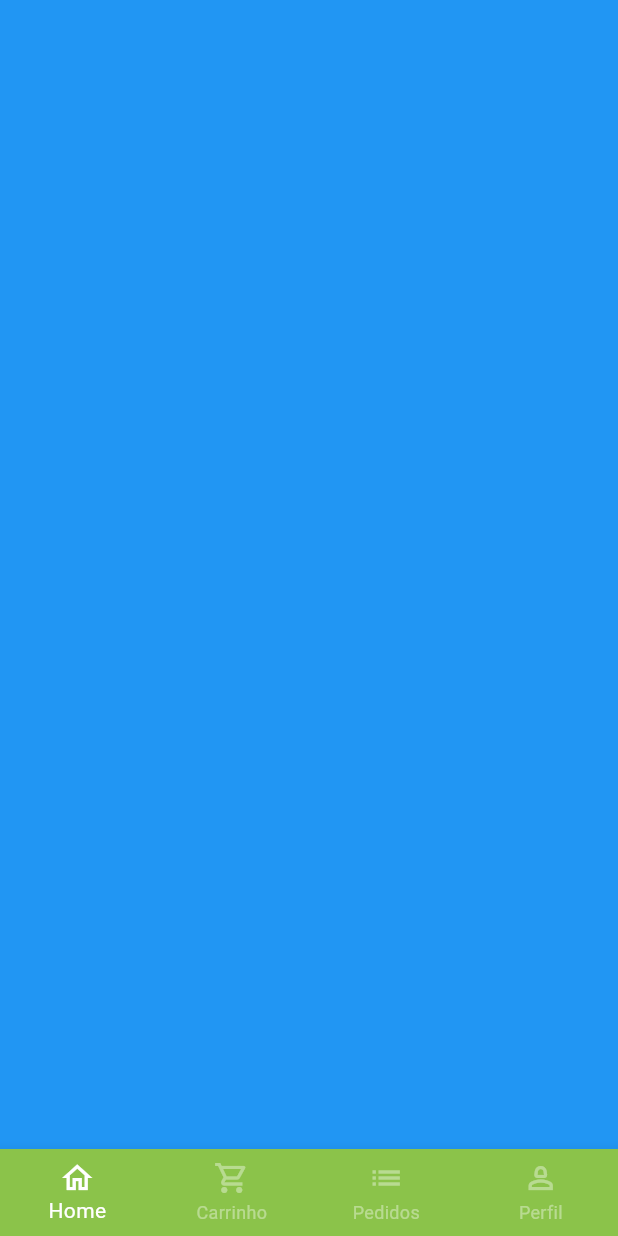
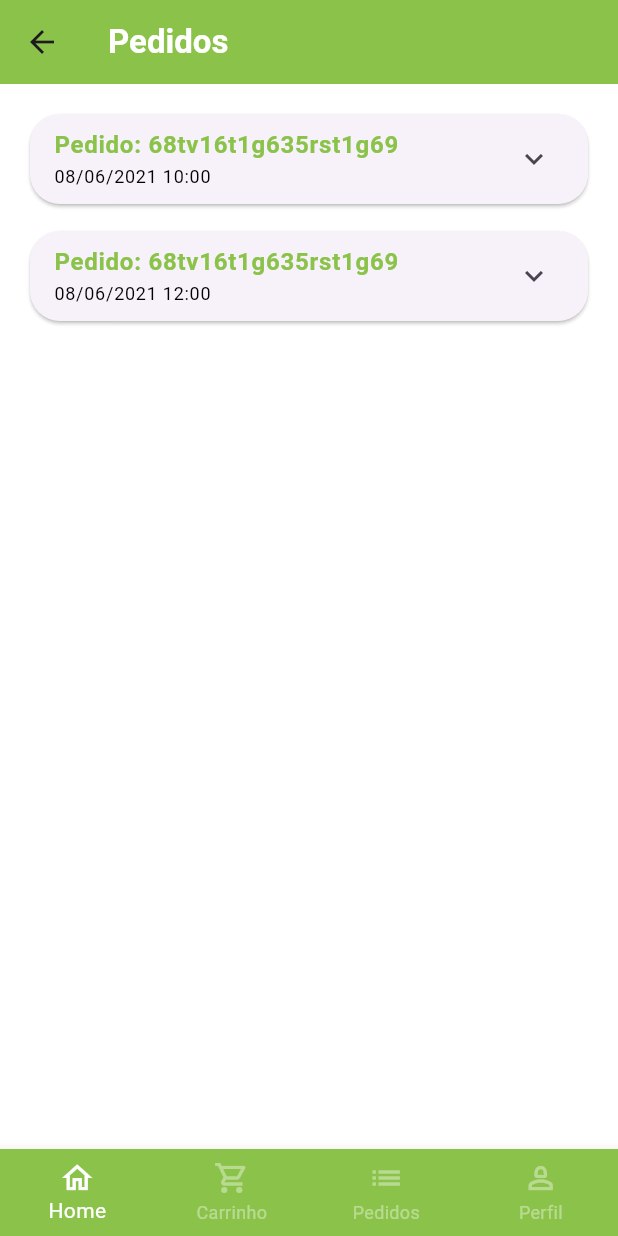
Before and after one commit to lucasgcsousa/greengrocer, a Flutter app: the BaseScreen screen opened directly, swiped to page 3, on a phone screen of 412 x 824 dp. Run offline on Flutter 3.47's test engine with Material 3 defaults, Android fonts, the phone set to English and light mode, and no system bars; our stand-ins replace animated_text_kit, mask_text_input_formatter.

Commit message:
Tela de Pedidos

```diff
--- a/lib/src/config/app_data.dart
+++ b/lib/src/config/app_data.dart
@@ -1,6 +1,7 @@
 
 import 'package:greengrocer/src/models/cart_item_model.dart';
 import 'package:greengrocer/src/models/item_model.dart';
+import 'package:greengrocer/src/models/order_model.dart';
 import 'package:greengrocer/src/models/user_model.dart';
 
 ItemModel apple = ItemModel(
@@ -101,3 +102,62 @@
     name: 'Lucas',
     password: '123456l',
     );
+
+    List<OrderModel> orders = [
+
+      //Pedido 01
+      OrderModel(
+        copyAndPaste: 'trgb681gt68g196t81bv96',
+        createdDateTime: DateTime.parse(
+          '2021-06-08 10:00:10.458',
+          ),
+        overdueDateTime: DateTime.parse(
+          '2021-06-08 11:00:10.458',
+          ),
+        id: '68tv16t1g635rst1g69',
+        status: 'pending_payment',
+        total: 11.0,
+        items: [
+          CartItemModel(
+            item: apple,
+            quantity: 3,
+          ),
+           CartItemModel(
+            item: mango,
+            quantity: 2,
+          ),
+           CartItemModel(
+            item: guava,
+            quantity: 4,
+          ),
+           CartItemModel(
+            item: grape,
+            quantity: 1,
+          ),
+        ],
+      ),
+
+      //Pedido 02
+      OrderModel(
+        copyAndPaste: 'trgb681gt68g196t81bv96',
+        createdDateTime: DateTime.parse(
+          '2021-06-08 12:00:10.458',
+          ),
+        overdueDateTime: DateTime.parse(
+          '2021-06-08 13:00:10.458',
+          ),
+        id: '68tv16t1g635rst1g69',
+        status: 'refunded',
+        total: 11.0,
+        items: [
+          CartItemModel(
+            item: kiwi,
+            quantity: 5,
+          ),
+           CartItemModel(
+            item: papaya,
+            quantity: 2,
+          ),
+        ],
+      ),
+    ];
--- /dev/null
+++ b/lib/src/models/order_model.dart
@@ -0,0 +1,22 @@
+import 'package:greengrocer/src/models/cart_item_model.dart';
+
+class OrderModel {
+
+  String id;
+  DateTime createdDateTime;
+  DateTime overdueDateTime;
+  List<CartItemModel> items;
+  String status;
+  String copyAndPaste;
+  double total;
+
+  OrderModel({
+    required this.copyAndPaste,
+    required this.createdDateTime,
+    required this.id,
+    required this.items,
+    required this.overdueDateTime,
+    required this.status,
+    required this.total,
+  });
+}
--- a/lib/src/pages/base/base_screen.dart
+++ b/lib/src/pages/base/base_screen.dart
@@ -2,6 +2,7 @@
 import 'package:greengrocer/src/config/custom_colors.dart';
 import 'package:greengrocer/src/pages/cart/cart_tab.dart';
 import 'package:greengrocer/src/pages/home/home_tab.dart';
+import 'package:greengrocer/src/pages/orders/orders_tab.dart';
 import 'package:greengrocer/src/pages/profile/profile_tab.dart';
 
 class BaseScreen extends StatefulWidget {
@@ -22,11 +23,11 @@
       body: PageView(
         physics: const NeverScrollableScrollPhysics(),
         controller: pageController,
-        children: [
-          const HomeTab(),
-          const CartTab(),
-          Container(color: Colors.blue,),
-          const ProfileTab(),
+        children: const [
+          HomeTab(),
+          CartTab(),
+          OrdersTab(),
+          ProfileTab(),
         ],
       ),
       bottomNavigationBar: BottomNavigationBar(
--- a/lib/src/pages/common_widgets/quantity_widget.dart
+++ b/lib/src/pages/common_widgets/quantity_widget.dart
@@ -83,7 +83,6 @@
   final VoidCallback onPressed;
 
   const _QuantityButton({
-    super.key,
     required this.color,
     required this.icon,
     required this.onPressed,
--- /dev/null
+++ b/lib/src/pages/orders/components/order_tile.dart
@@ -0,0 +1,130 @@
+import 'package:flutter/material.dart';
+import 'package:greengrocer/src/config/custom_colors.dart';
+import 'package:greengrocer/src/models/cart_item_model.dart';
+import 'package:greengrocer/src/models/order_model.dart';
+import 'package:greengrocer/src/pages/orders/components/order_status_widget.dart';
+import 'package:greengrocer/src/services/utils_services.dart';
+
+class OrderTile extends StatelessWidget {
+  final OrderModel order;
+
+
+  OrderTile({
+    super.key,
+    required this.order,
+
+  });
+
+  final UtilsServices utilsServices = UtilsServices();
+
+  @override
+  Widget build(BuildContext context) {
+    return Card(
+      shape: RoundedRectangleBorder(
+        borderRadius: BorderRadiusGeometry.circular(20),
+      ),
+      child: Theme(
+        data: Theme.of(context).copyWith(dividerColor: Colors.transparent),
+        child: ExpansionTile(
+          title: Column(
+            mainAxisSize: MainAxisSize.min,
+            crossAxisAlignment: CrossAxisAlignment.start,
+            children: [
+              Text('Pedido: ${order.id}',
+                style: TextStyle(
+                  color: CustomColors.customSwatchColor,
+                  fontWeight: FontWeight.bold
+                ),
+              ),
+              Text(
+                utilsServices.formatDateTime(order.createdDateTime),
+                style: TextStyle(
+                  fontSize: 12,
+                  color: Colors.black,
+                ),
+              ),
+            ],
+          ),
+          childrenPadding: const EdgeInsets.fromLTRB(16, 0, 16, 16),
+          children: [
+            SizedBox(
+              height: 150,
+              child: Row(
+                children: [
+
+                  //Lista de Produtos
+                  Expanded(
+                    flex: 3,
+                    child: ListView(
+                      children: order.items.map((orderItem) {
+                        return _OrderItemWidget(
+                          utilsServices: utilsServices,
+                          orderItem: orderItem,
+                        );
+                      }).toList(),
+                    )
+                  ),
+
+                  //Divisão
+                  VerticalDivider(
+                    color: Colors.grey.shade300,
+                    thickness: 2,
+                    width: 8,
+                  ),
+
+                  //Status do Pedido
+                  Expanded(
+                    flex: 2,
+                    child: OrderStatusWidget(
+                      status: order.status,
+                      isOverdue: order.overdueDateTime.isBefore(DateTime.now()),
+                    ),
+                  ),
+                ],
+              ),
+            )
+          ],
+        ),
+      ),
+    );
+  }
+}
+
+class _OrderItemWidget extends StatelessWidget {
+  const _OrderItemWidget({
+    required this.utilsServices,
+    required this.orderItem,
+
+  });
+
+  final UtilsServices utilsServices;
+  final CartItemModel orderItem;
+
+
+  @override
+  Widget build(BuildContext context) {
+    return Padding(
+      padding: const EdgeInsets.only(bottom: 10),
+      child: Row(
+       children: [
+        Text(
+          '${orderItem.quantity} ${orderItem.item.unit}  ',
+          style: TextStyle(
+            fontWeight: FontWeight.bold,
+          ),
+        ),
+        Expanded(
+          child: Text(
+            orderItem.item.itemName
+          ),
+        ),
+        Text(
+          utilsServices.priceToCurrency(
+            orderItem.totalPrice(),
+          ),
+        ),
+       ],
+      ),
+    );
+  }
+}
--- /dev/null
+++ b/lib/src/pages/orders/orders_tab.dart
@@ -0,0 +1,32 @@
+import 'package:flutter/material.dart';
+import 'package:greengrocer/src/config/custom_colors.dart';
+import 'package:greengrocer/src/config/app_data.dart'as appData;
+import 'package:greengrocer/src/pages/orders/components/order_tile.dart';
+
+class OrdersTab extends StatelessWidget {
+  const OrdersTab({super.key});
+
+  @override
+  Widget build(BuildContext context) {
+    return Scaffold(
+      appBar: AppBar(
+        backgroundColor: CustomColors.customSwatchColor,
+        title:const Text(
+          'Pedidos',
+          style: TextStyle(
+            color: Colors.white,
+            fontWeight: FontWeight.bold,
+          ),
+        ),
+      ),
+
+      body: ListView.separated(
+        padding: const EdgeInsets.all(16),
+        physics: BouncingScrollPhysics(),
+        separatorBuilder: (_,index) => SizedBox(height: 10),
+        itemBuilder: (_,index) => OrderTile(order: appData.orders[index]),
+        itemCount: appData.orders.length,
+      ),
+    );
+  }
+}
--- a/lib/src/services/utils_services.dart
+++ b/lib/src/services/utils_services.dart
@@ -1,4 +1,6 @@
 import 'package:intl/intl.dart';
+import 'package:intl/date_symbol_data_local.dart';
+
 
 class UtilsServices {
 //R$ valor
@@ -7,4 +9,17 @@
     return numberFormat.format(price);
 
   }
+
+
+  String formatDateTime(DateTime dateTime) {
+    initializeDateFormatting();
+
+    DateFormat dateFormat = DateFormat.yMd('pt_BR').add_Hm();
+    return dateFormat.format(dateTime);
+
+
+  }
+
+
+
 }
```
Also changed, not shown: lib/src/pages/orders/components/order_status_widget.dart (added, +126 -0 lines).
